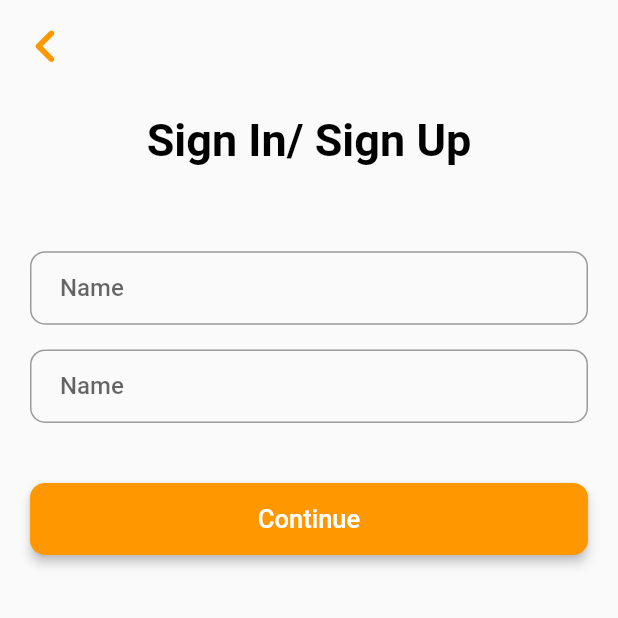
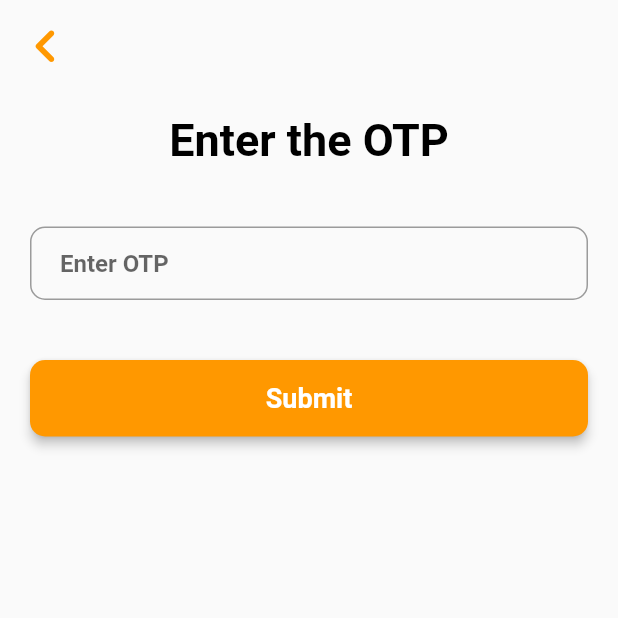
Before and after one commit to DhanushDivakar/malnutrition, a Flutter app: the RegisterPage screen opened directly, after a tap on "Continue", on a phone screen of 412 x 824 dp, the top half of it. Run offline on Flutter 3.47's test engine with Material 2 defaults, Android fonts, the phone set to English and light mode, and no system bars; network calls fail; Roboto replaces fonts that are missing (Poppins).

Commit message:
otp screen

```diff
--- /dev/null
+++ b/lib/auth/otp.dart
@@ -0,0 +1,122 @@
+ import 'package:flutter/material.dart';
+
+class OtpPage extends StatefulWidget {
+  const OtpPage({super.key});
+
+  @override
+  State<OtpPage> createState() => _OtpPageState();
+}
+
+class _OtpPageState extends State<OtpPage> {
+   bool showLoading = false;
+  @override
+  Widget build(BuildContext context) {
+    final height = MediaQuery.of(context).size.height;
+    final width = MediaQuery.of(context).size.width;
+    return SafeArea(
+      child: Scaffold(
+
+        // backgroundColor: Colors.orange[100],
+        appBar: AppBar(
+        backgroundColor: Colors.transparent,
+        elevation: 0,
+        leading: IconButton(
+          icon: Icon(
+            Icons.chevron_left_rounded,
+            color: Theme.of(context).colorScheme.primary,
+            size: 45,
+          ),
+          onPressed: () {
+            Navigator.of(context).pop();
+          },
+        ),
+      ),
+        body:  Center(
+        child: Column(
+          children: [
+            const Padding(
+              padding: EdgeInsets.all(20.0),
+              child: Text(
+                "Enter the OTP",
+                style: TextStyle(
+                    fontWeight: FontWeight.w600,
+                    fontSize: 30,
+                    color: Colors.black),
+              ),
+            ),
+            SizedBox(
+              //height: 90,
+              child: Padding(
+                padding: const EdgeInsets.all(20.0),
+                child: TextFormField(
+                  autofocus: false,
+                  style: const TextStyle(
+                      fontSize: 16,
+                      color: Colors.black,
+                      fontWeight: FontWeight.w600),
+                  keyboardType: TextInputType.number,
+                  cursorColor: Theme.of(context).colorScheme.primary,
+                  textInputAction: TextInputAction.done,
+                  //controller: otp,
+                  decoration: InputDecoration(
+                    contentPadding: const EdgeInsets.fromLTRB(20, 15, 20, 15),
+                    hintText: "Enter OTP",
+                    border: OutlineInputBorder(
+                      borderRadius: BorderRadius.circular(10),
+                      borderSide: const BorderSide(
+                        width: 0.2,
+                        color: Color.fromRGBO(230, 154, 141, 1),
+                      ),
+                    ),
+                    focusedBorder: OutlineInputBorder(
+                      borderSide: const BorderSide(
+                          color: Color.fromRGBO(235, 165, 54, 10),width: 2),
+                      borderRadius: BorderRadius.circular(10.0),
+                    ),
+                  ),
+                ),
+              ),
+            ),
+            Padding(
+              padding: const EdgeInsets.all(20.0),
+              child: Material(
+                elevation: 3,
+                borderRadius: BorderRadius.circular(10),
+                color: Theme.of(context).colorScheme.primary,
+                child: MaterialButton(
+                  padding: const EdgeInsets.fromLTRB(20, 15, 20, 15),
+                  minWidth: MediaQuery.of(context).size.width,
+                  onPressed: () async {
+                    FocusScope.of(context).unfocus();
+                    setState(() {
+                      showLoading = true;
+                    });
+                   // verifyCode();
+                  },
+                  child: showLoading
+                      ? const SizedBox(
+                          height: 25,
+                          width: 25,
+                          child: CircularProgressIndicator(
+                            color: Colors.white,
+                          ),
+                        )
+                      : const Text(
+                          "Submit",
+                          textAlign: TextAlign.center,
+                          style: TextStyle(
+                            color: Colors.white,
+                            fontSize: 18,
+                            fontWeight: FontWeight.bold,
+                          ),
+                        ),
+                ),
+              ),
+            ),
+          ],
+        ),
+      ),
+      ),
+    );
+  }
+}
--- a/lib/auth/register.dart
+++ b/lib/auth/register.dart
@@ -1,4 +1,5 @@
 import 'package:flutter/material.dart';
+import 'package:malnutrition/auth/otp.dart';
 
 class RegisterPage extends StatefulWidget {
   const RegisterPage({super.key});
@@ -15,7 +16,6 @@ class _RegisterPageState extends State<RegisterPage> {
     final width = MediaQuery.of(context).size.width;
     return SafeArea(
       child: Scaffold(
-
         // backgroundColor: Colors.orange[100],
         appBar: AppBar(
           backgroundColor: Colors.transparent,
@@ -50,7 +50,6 @@ class _RegisterPageState extends State<RegisterPage> {
                 //key: formKey,
                 child: Column(
                   children: [
-
                     SizedBox(
                       height: height * 0.02,
                     ),
@@ -73,9 +72,9 @@ class _RegisterPageState extends State<RegisterPage> {
                       textInputAction: TextInputAction.done,
                       // controller: phonenum,
                       decoration: InputDecoration(
-                      contentPadding: const EdgeInsets.fromLTRB(20, 15, 20, 15),
+                        contentPadding:
+                            const EdgeInsets.fromLTRB(20, 15, 20, 15),
                         hintText: "Name",
-
                         border: OutlineInputBorder(
                           borderRadius: BorderRadius.circular(10),
                           borderSide: const BorderSide(
@@ -85,7 +84,8 @@ class _RegisterPageState extends State<RegisterPage> {
                         ),
                         focusedBorder: OutlineInputBorder(
                           borderSide: BorderSide(
-                            color: Theme.of(context).colorScheme.primary, width: 2),
+                              color: Theme.of(context).colorScheme.primary,
+                              width: 2),
                           borderRadius: BorderRadius.circular(10.0),
                         ),
                       ),
@@ -112,9 +112,9 @@ class _RegisterPageState extends State<RegisterPage> {
                       textInputAction: TextInputAction.done,
                       // controller: phonenum,
                       decoration: InputDecoration(
-                      contentPadding: const EdgeInsets.fromLTRB(20, 15, 20, 15),
+                        contentPadding:
+                            const EdgeInsets.fromLTRB(20, 15, 20, 15),
                         hintText: "Name",
-
                         border: OutlineInputBorder(
                           borderRadius: BorderRadius.circular(10),
                           borderSide: const BorderSide(
@@ -124,12 +124,12 @@ class _RegisterPageState extends State<RegisterPage> {
                         ),
                         focusedBorder: OutlineInputBorder(
                           borderSide: BorderSide(
-                            color: Theme.of(context).colorScheme.primary, width: 2),
+                              color: Theme.of(context).colorScheme.primary,
+                              width: 2),
                           borderRadius: BorderRadius.circular(10.0),
                         ),
                       ),
                     ),
-
                   ],
                 ),
               ),
@@ -145,6 +145,10 @@ class _RegisterPageState extends State<RegisterPage> {
                   minWidth: MediaQuery.of(context).size.width,
                   onPressed: () async {
                     FocusScope.of(context).unfocus();
+                    Navigator.push(
+                        context,
+                        MaterialPageRoute(
+                            builder: (context) => const OtpPage()));
                     // final isValid = formKey.currentState!.validate();
                     // if (isValid) {
                     //   setState(() {
```
Lines whose indentation alone changed are shown as unchanged.
